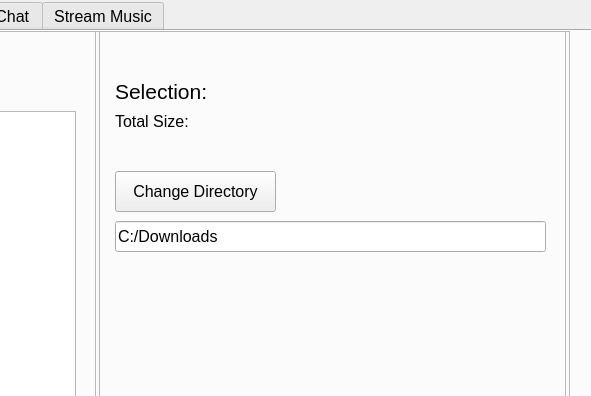
MartinMinkov/Comm-Audio, file Client/client.ui: the form before one commit; both pictures show x 377 to 968 and y 0 to 396 of the 968 by 542 pixel window.
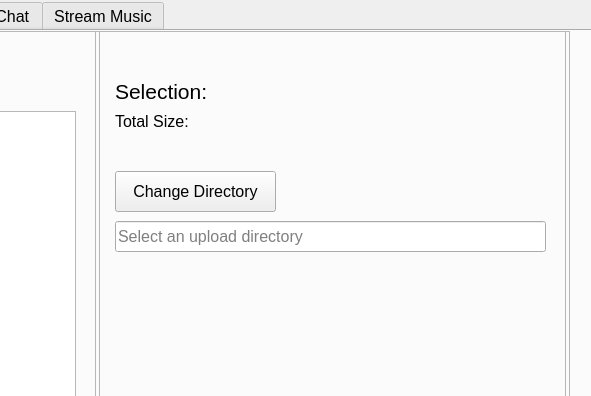
The form after the commit. The open tabs and pages were chosen to show the change. Icons and pictures are not drawn.

Commit message: Added logic to select file upload directory, and populate the file upload widget with the directory files.

What changed in the file:
```diff
--- a/Client/client.ui
+++ b/Client/client.ui
@@ -466,7 +466,10 @@
        </font>
       </property>
       <property name="text">
-       <string>C:/Downloads</string>
+       <string/>
+      </property>
+      <property name="placeholderText">
+       <string>Select an upload directory</string>
       </property>
      </widget>
      <widget class="QPushButton" name="pushButton_2">
```
Left out of the diff: 6 changed lines with no effect on the pictures. The commit also changes 3 other files.
